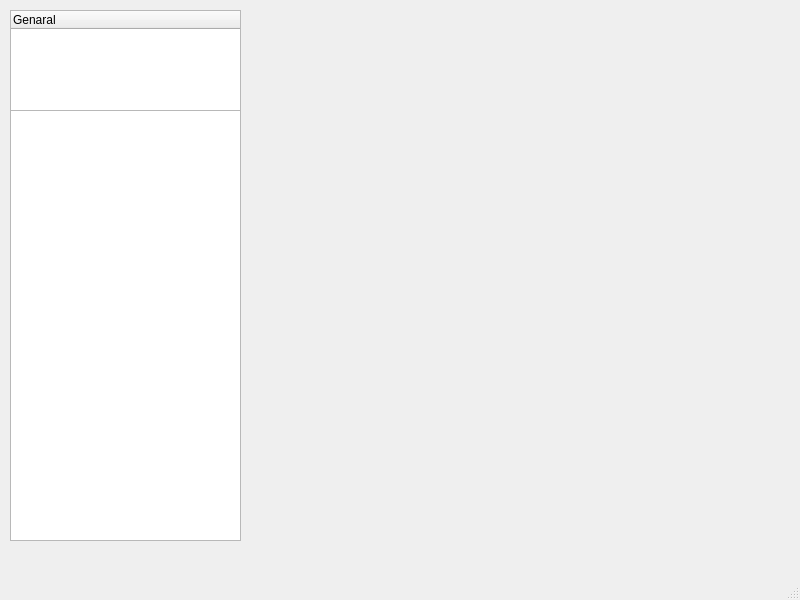
SoftTechMX/sistema-imagis, file MainWindow.ui: the form before one commit.
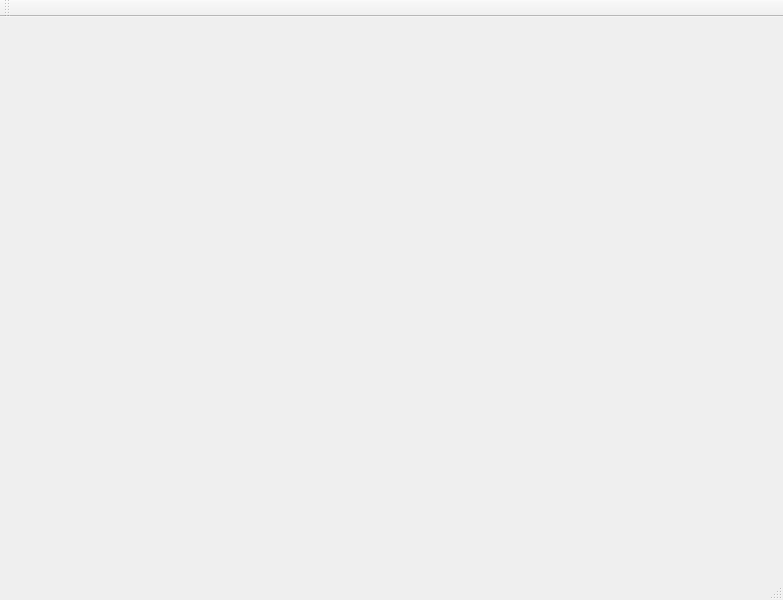
The form after the commit.

What changed in the file:
```diff
--- a/MainWindow.ui
+++ b/MainWindow.ui
@@ -6,7 +6,7 @@
    <rect>
     <x>0</x>
     <y>0</y>
-    <width>800</width>
+    <width>783</width>
     <height>600</height>
    </rect>
   </property>
@@ -19,33 +19,7 @@
   <property name="windowTitle">
    <string>Sistema</string>
   </property>
-  <widget class="QWidget" name="centralwidget">
-   <widget class="QTreeView" name="treeView">
-    <property name="geometry">
-     <rect>
-      <x>10</x>
-      <y>10</y>
-      <width>231</width>
-      <height>531</height>
-     </rect>
-    </property>
-   </widget>
-   <widget class="QTreeWidget" name="treeWidget">
-    <property name="geometry">
-     <rect>
-      <x>10</x>
-      <y>10</y>
-      <width>231</width>
-      <height>101</height>
-     </rect>
-    </property>
-    <column>
-     <property name="text">
-      <string>Genaral</string>
-     </property>
-    </column>
-   </widget>
-  </widget>
+  <widget class="QWidget" name="centralwidget"/>
   <widget class="QMenuBar" name="menubar">
    <property name="geometry">
     <rect>
@@ -57,6 +31,17 @@
    </property>
   </widget>
   <widget class="QStatusBar" name="statusbar"/>
+  <widget class="QToolBar" name="toolBar">
+   <property name="windowTitle">
+    <string>toolBar</string>
+   </property>
+   <attribute name="toolBarArea">
+    <enum>TopToolBarArea</enum>
+   </attribute>
+   <attribute name="toolBarBreak">
+    <bool>false</bool>
+   </attribute>
+  </widget>
  </widget>
  <resources/>
  <connections/>
```
Left out of the diff: 2 changed lines with no effect on the pictures.
